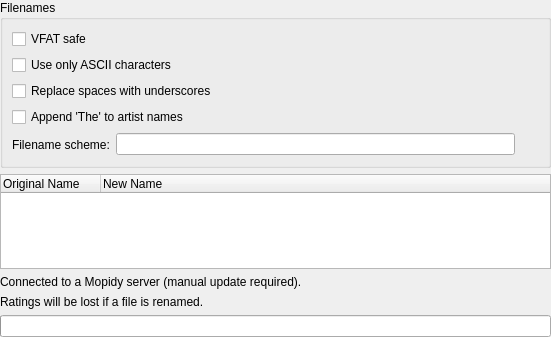
The window that tags/trackorganiser.ui (CDrummond/cantata) describes before a commit, drawn with Qt 5.
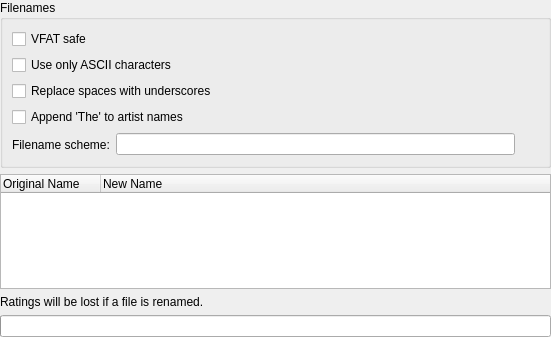
The same window after the commit. Custom widgets are drawn as their Qt base class.

Commit message: Remove notes about mopidy - not really spported anyhow...

Patch:
```diff
--- a/tags/trackorganiser.ui
+++ b/tags/trackorganiser.ui
@@ -124,13 +124,6 @@
      </item>
     </layout>
    </item>
-   <item>
-    <widget class="UrlNoteLabel" name="mopidyNote">
-     <property name="text" stdset="0">
-      <string>Connected to a Mopidy server (manual update required).</string>
-     </property>
-    </widget>
-   </item>
    <item>
     <widget class="UrlNoteLabel" name="ratingsNote">
      <property name="text" stdset="0">
```
The commit also changes 8 other files.
